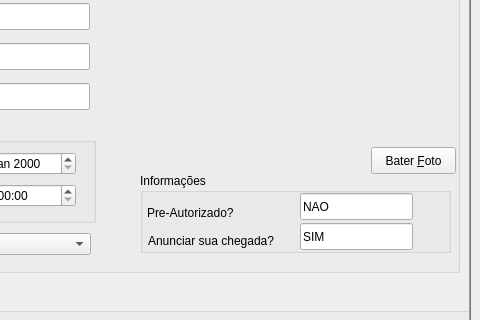
Above: Projects/Blink/Plugins/visit/editvisit.ui from MarcoBueno1/qrad before the change; both pictures show x 320 to 800 and y 97 to 417 of the 800 by 600 pixel window. Below: the same form after it.
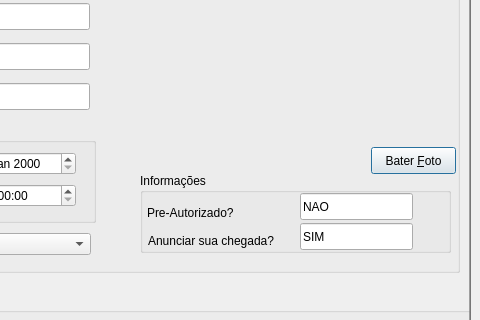
That is the form after the change. Icons and pictures are not drawn. Custom widgets are drawn as their Qt base class.

Commit message: [QRad] Ajustes casa

The edit to the form file:
```diff
--- a/Projects/Blink/Plugins/visit/editvisit.ui
+++ b/Projects/Blink/Plugins/visit/editvisit.ui
@@ -292,7 +292,7 @@
       <string>Bater &amp;Foto</string>
      </property>
      <property name="autoDefault">
-      <bool>false</bool>
+      <bool>true</bool>
      </property>
      <property name="default">
       <bool>false</bool>
```
Left out of the diff: 4 changed lines with no effect on the pictures. The commit also changes 2 other files.
